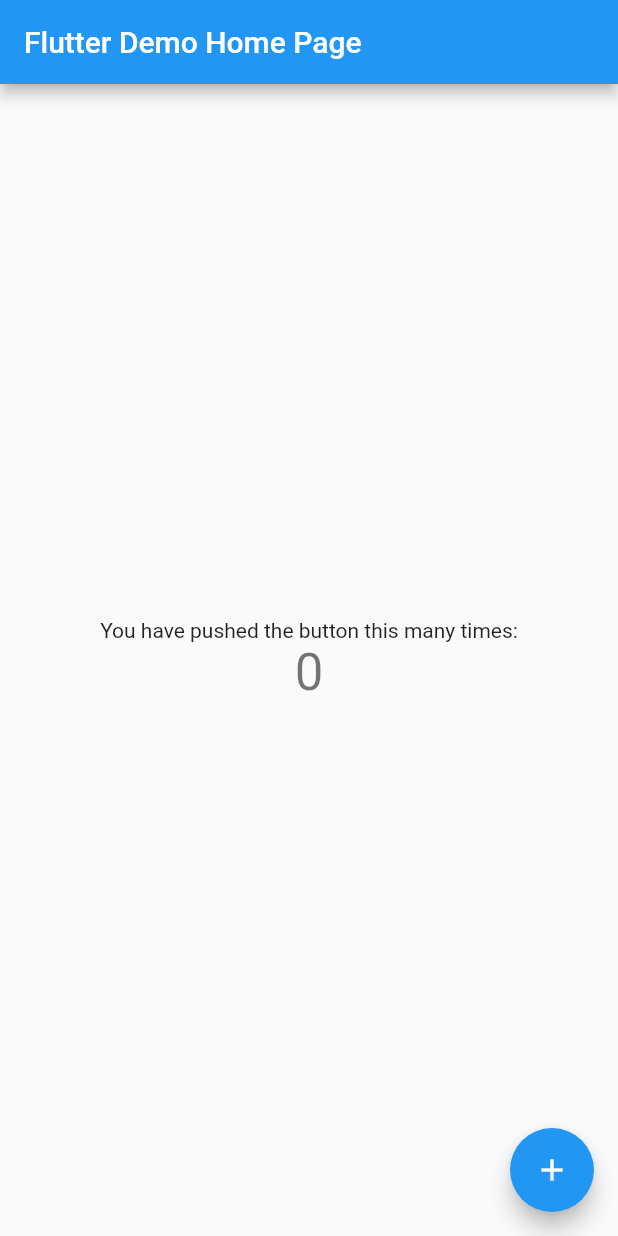
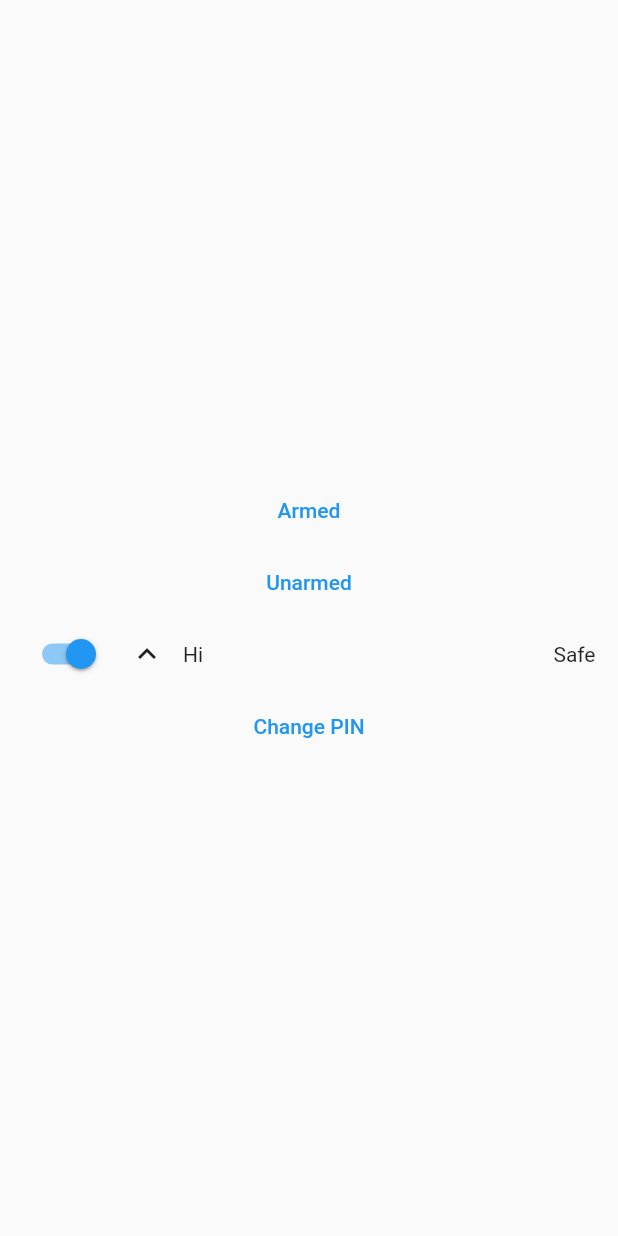
Before and after one commit to NumberC/Rowan-Security-Software, a Flutter app: the screen it shows after launch, on a phone screen of 412 x 824 dp. Run offline on Flutter 3.47's test engine with Material 2 defaults, Android fonts, the phone set to English and light mode, and no system bars.

Commit message:
Set up basic pages and components

```diff
--- /dev/null
+++ b/lib/Components/ArmedStatus.dart
@@ -0,0 +1,27 @@
+import 'package:flutter/cupertino.dart';
+import 'package:flutter/material.dart';
+
+class ArmedStatus extends StatefulWidget {
+  @override
+  State<StatefulWidget> createState() => _ArmedStatus();
+}
+
+class _ArmedStatus extends State<ArmedStatus> {
+  bool isArmed = false;
+
+  @override
+  Widget build(BuildContext context) {
+    return Column(
+      children: [
+        TextButton(
+          onPressed: () {},
+          child: const Text("Armed"),
+        ),
+        TextButton(
+          onPressed: () {},
+          child: const Text("Unarmed"),
+        )
+      ],
+    );
+  }
+}
--- /dev/null
+++ b/lib/Components/Sensor.dart
@@ -0,0 +1,94 @@
+import 'package:flutter/cupertino.dart';
+import 'package:flutter/material.dart';
+
+class Sensor extends StatefulWidget {
+  const Sensor({Key? key, required this.title}) : super(key: key);
+
+  final String title;
+
+  @override
+  State<StatefulWidget> createState() => _Sensor();
+}
+
+class _Sensor extends State<Sensor> {
+  bool enabled = true;
+  bool expanded = false;
+  bool isTriggered = false;
+
+  bool usesAlarm = true;
+
+  @override
+  Widget build(BuildContext context) {
+    Widget bar = Row(
+      mainAxisAlignment: MainAxisAlignment.spaceBetween,
+      children: [
+        Row(
+          mainAxisAlignment: MainAxisAlignment.start,
+          children: [
+            Switch(
+                value: enabled,
+                onChanged: (bool i) {
+                  setState(() {
+                    enabled = i;
+                  });
+                }),
+            if (enabled)
+              IconButton(
+                  onPressed: () {
+                    setState(() {
+                      expanded = !expanded;
+                    });
+                  },
+                  icon: Icon((expanded)
+                      ? Icons.expand_more_sharp
+                      : Icons.expand_less_sharp)),
+            Text(widget.title),
+          ],
+        ),
+        Text(isTriggered ? "Triggered" : "Safe"),
+      ],
+    );
+
+    Widget options = Padding(
+      padding: const EdgeInsets.fromLTRB(100, 0, 0, 0),
+      child: Column(
+        mainAxisAlignment: MainAxisAlignment.start,
+        children: [
+          SwitchListTile(
+            title: const Text("Uses Alarm"),
+            value: usesAlarm,
+            onChanged: (bool i) {
+              setState(() {
+                usesAlarm = i;
+              });
+            },
+          ),
+          if (usesAlarm)
+            TextButton(
+              onPressed: () {
+                print("Triggering Alarm");
+              },
+              child: const Text("Test Alarm"),
+            ),
+          TextButton(
+            onPressed: () {
+              print("Calling 911");
+            },
+            child: const Text("Call 911"),
+          )
+        ],
+      ),
+    );
+
+    return Padding(
+      padding: const EdgeInsets.fromLTRB(15, 0, 15, 0),
+      child: Column(
+        mainAxisAlignment: MainAxisAlignment.start,
+        children: [
+          bar,
+          if (enabled && expanded) options,
+        ],
+      ),
+    );
+  }
+}
--- /dev/null
+++ b/lib/HomePage.dart
@@ -0,0 +1,49 @@
+import 'package:flutter/cupertino.dart';
+import 'package:flutter/material.dart';
+import 'package:rowan_security/Components/ArmedStatus.dart';
+import 'package:rowan_security/Components/Sensor.dart';
+import 'package:rowan_security/ResetPINPage.dart';
+
+class MyHomePage extends StatefulWidget {
+  const MyHomePage({Key? key, required this.title}) : super(key: key);
+
+  // This widget is the home page of your application. It is stateful, meaning
+  // that it has a State object (defined below) that contains fields that affect
+  // how it looks.
+
+  // This class is the configuration for the state. It holds the values (in this
+  // case the title) provided by the parent (in this case the App widget) and
+  // used by the build method of the State. Fields in a Widget subclass are
+  // always marked "final".
+
+  final String title;
+
+  @override
+  State<MyHomePage> createState() => _MyHomePageState();
+}
+
+class _MyHomePageState extends State<MyHomePage> {
+  @override
+  Widget build(BuildContext context) {
+    return Scaffold(
+      body: Center(
+        child: Column(
+          mainAxisAlignment: MainAxisAlignment.center,
+          children: <Widget>[
+            ArmedStatus(),
+            const Sensor(title: "Hi"),
+            TextButton(
+              onPressed: () {
+                Navigator.push(
+                  context,
+                  MaterialPageRoute(builder: (context) => const ResetPINPage()),
+                );
+              },
+              child: const Text("Change PIN"),
+            ),
+          ],
+        ),
+      ),
+    );
+  }
+}
--- a/lib/main.dart
+++ b/lib/main.dart
@@ -1,4 +1,8 @@
 import 'package:flutter/material.dart';
+import 'package:rowan_security/Components/ArmedStatus.dart';
+import 'package:rowan_security/HomePage.dart';
+import 'package:rowan_security/ResetPINPage.dart';
+import 'package:rowan_security/Components/Sensor.dart';
 
 void main() {
   runApp(const MyApp());
@@ -24,92 +28,7 @@ class MyApp extends StatelessWidget {
         // is not restarted.
         primarySwatch: Colors.blue,
       ),
-      home: const MyHomePage(title: 'Flutter Demo Home Page'),
+      home: const MyHomePage(title: "title"),
     );
   }
 }
-
-class MyHomePage extends StatefulWidget {
-  const MyHomePage({Key? key, required this.title}) : super(key: key);
-
-  // This widget is the home page of your application. It is stateful, meaning
-  // that it has a State object (defined below) that contains fields that affect
-  // how it looks.
-
-  // This class is the configuration for the state. It holds the values (in this
-  // case the title) provided by the parent (in this case the App widget) and
-  // used by the build method of the State. Fields in a Widget subclass are
-  // always marked "final".
-
-  final String title;
-
-  @override
-  State<MyHomePage> createState() => _MyHomePageState();
-}
-
-class _MyHomePageState extends State<MyHomePage> {
-  int _counter = 0;
-
-  void _incrementCounter() {
-    setState(() {
-      // This call to setState tells the Flutter framework that something has
-      // changed in this State, which causes it to rerun the build method below
-      // so that the display can reflect the updated values. If we changed
-      // _counter without calling setState(), then the build method would not be
-      // called again, and so nothing would appear to happen.
-      _counter++;
-    });
-  }
-
-  @override
-  Widget build(BuildContext context) {
-    // This method is rerun every time setState is called, for instance as done
-    // by the _incrementCounter method above.
-    //
-    // The Flutter framework has been optimized to make rerunning build methods
-    // fast, so that you can just rebuild anything that needs updating rather
-    // than having to individually change instances of widgets.
-    return Scaffold(
-      appBar: AppBar(
-        // Here we take the value from the MyHomePage object that was created by
-        // the App.build method, and use it to set our appbar title.
-        title: Text(widget.title),
-      ),
-      body: Center(
-        // Center is a layout widget. It takes a single child and positions it
-        // in the middle of the parent.
-        child: Column(
-          // Column is also a layout widget. It takes a list of children and
-          // arranges them vertically. By default, it sizes itself to fit its
-          // children horizontally, and tries to be as tall as its parent.
-          //
-          // Invoke "debug painting" (press "p" in the console, choose the
-          // "Toggle Debug Paint" action from the Flutter Inspector in Android
-          // Studio, or the "Toggle Debug Paint" command in Visual Studio Code)
-          // to see the wireframe for each widget.
-          //
-          // Column has various properties to control how it sizes itself and
-          // how it positions its children. Here we use mainAxisAlignment to
-          // center the children vertically; the main axis here is the vertical
-          // axis because Columns are vertical (the cross axis would be
-          // horizontal).
-          mainAxisAlignment: MainAxisAlignment.center,
-          children: <Widget>[
-            const Text(
-              'You have pushed the button this many times:',
-            ),
-            Text(
-              '$_counter',
-              style: Theme.of(context).textTheme.headline4,
-            ),
-          ],
-        ),
-      ),
-      floatingActionButton: FloatingActionButton(
-        onPressed: _incrementCounter,
-        tooltip: 'Increment',
-        child: const Icon(Icons.add),
-      ), // This trailing comma makes auto-formatting nicer for build methods.
-    );
-  }
-}
```
Also changed, not shown: lib/ResetPINPage.dart (added, +57 -0 lines).
